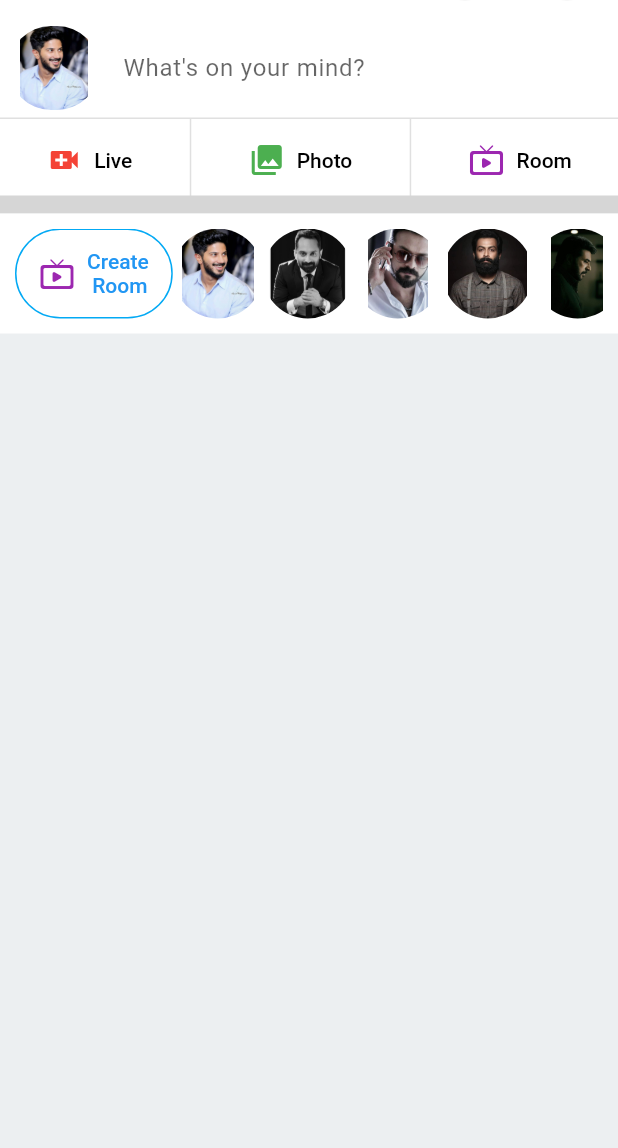
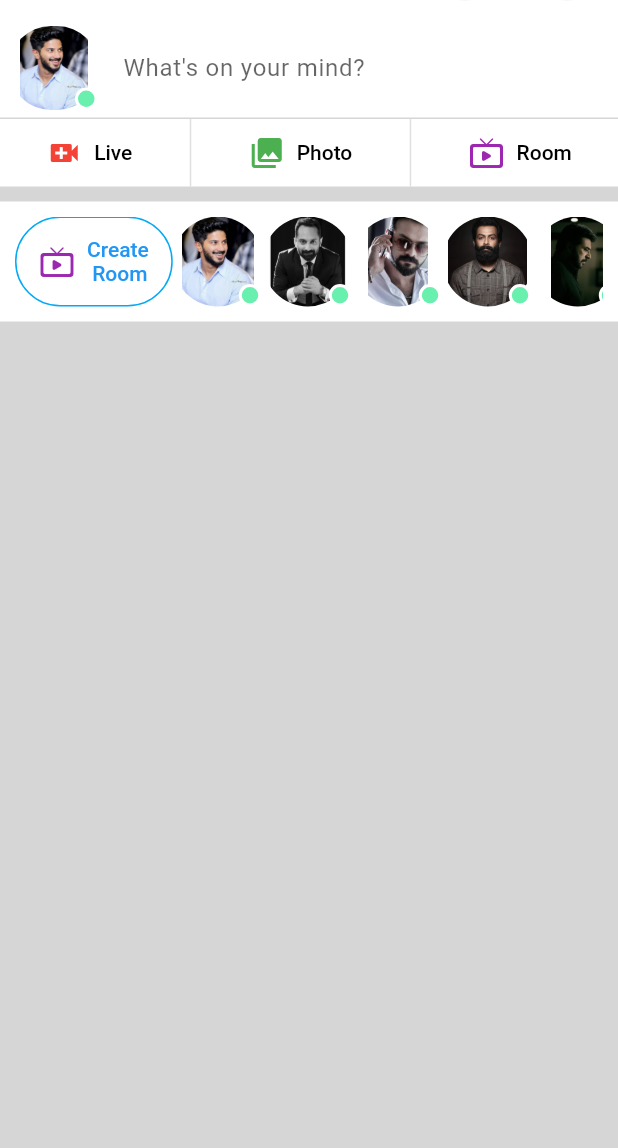
Before and after one commit to mohammed-nawaf/flutter_facebook_ui, a Flutter app: the screen it shows after launch, on a phone screen of 412 x 824 dp, the part 88-1236 px from its top. Run offline on Flutter 3.47's test engine with Material 2 defaults, Android fonts, the phone set to English and light mode, and no system bars.

Commit message:
Online Status Indicator Updated

```diff
--- a/lib/home_screen.dart
+++ b/lib/home_screen.dart
@@ -9,14 +9,8 @@ class HomeScreen extends StatelessWidget {
 
   @override
   Widget build(BuildContext context) {
-    Widget horizontalDivider = Divider(
-      height: 8,
-      thickness: 12,
-      color: Colors.grey[350],
-    );
-
     return Scaffold(
-      backgroundColor: Colors.blueGrey[50],
+      backgroundColor: Colors.grey[350],
       appBar: AppBar(
         backgroundColor: Colors.white,
         elevation: 0,
@@ -29,16 +23,10 @@ class HomeScreen extends StatelessWidget {
               fontWeight: FontWeight.bold),
         ),
         actions: [
-          AppBarButtons(
-              buttonIcon: Icons.search,
-              actionButton: () {
-                print('Go to Search');
-              }),
+          AppBarButtons(buttonIcon: Icons.search, actionButton: () {}),
           AppBarButtons(
             buttonIcon: Icons.chat_rounded,
-            actionButton: () {
-              print('Go to Messenger');
-            },
+            actionButton: () {},
           ),
         ],
       ),
@@ -46,16 +34,27 @@ class HomeScreen extends StatelessWidget {
         child: ListView(
           children: [
             const StatusSection(),
-            Divider(
-              height: 0,
-              thickness: 1,
-            ),
+            horizontalDivider(thickness: 1),
             const HeaderButtons(),
-            horizontalDivider,
-            RoomSection(),
+            SizedBox(height: 10,),
+            const RoomSection(),
+            SizedBox(height: 10),
+
+
+
           ],
         ),
       ),
     );
   }
+
+  Divider horizontalDivider({
+    required double thickness,
+  }) {
+    return Divider(
+      height: 0,
+      thickness: thickness,
+      color: Colors.grey[350],
+    );
+  }
 }
--- a/lib/sections/header_section.dart
+++ b/lib/sections/header_section.dart
@@ -15,7 +15,7 @@ class HeaderButtons extends StatelessWidget {
     return Container(
 
       color: Colors.white,
-      height: 55,
+      height: 45,
       child: Row(
         mainAxisAlignment: MainAxisAlignment.spaceEvenly,
         children: [
--- a/lib/sections/room_section.dart
+++ b/lib/sections/room_section.dart
@@ -9,11 +9,14 @@ class RoomSection extends StatelessWidget {
   Widget build(BuildContext context) {
     return Container(
       padding: const EdgeInsets.all(10),
+
       height: 80,
       color: Colors.white,
       child: ListView(
+
         scrollDirection: Axis.horizontal,
         children: [
+
           createRoomButton(),
           Avatar(displayImage: dulquer, height: 60, width: 60),
           Avatar(displayImage: fahadfasil, height: 60, width: 60),
--- a/lib/widgets/avatar.dart
+++ b/lib/widgets/avatar.dart
@@ -1,9 +1,12 @@
-
-
-import 'package:flutter/cupertino.dart';
+import 'package:flutter/material.dart';
 
 class Avatar extends StatelessWidget {
-   Avatar({Key? key, required this.displayImage, required this.height, required this.width}) : super(key: key);
+  Avatar(
+      {Key? key,
+      required this.displayImage,
+      required this.height,
+      required this.width})
+      : super(key: key);
 
   String displayImage;
   double height;
@@ -11,7 +14,8 @@ class Avatar extends StatelessWidget {
 
   @override
   Widget build(BuildContext context) {
-    return ClipRRect(
+    return Stack(children: [
+      ClipRRect(
         borderRadius: BorderRadius.circular(100),
         child: Image.asset(
           displayImage,
@@ -19,6 +23,23 @@ class Avatar extends StatelessWidget {
           width: width,
           fit: BoxFit.contain,
         ),
-      );
+      ),
+      Positioned(
+        bottom: 0,
+        right: 1.0,
+        child: Container(
+          width: 15,
+          height: 15,
+          decoration: BoxDecoration(
+            color: Colors.greenAccent,
+            shape: BoxShape.circle,
+            border: Border.all(
+              color: Colors.white,
+              width: 2,
+            ),
+          ),
+        ),
+      ),
+    ]);
   }
 }
```
